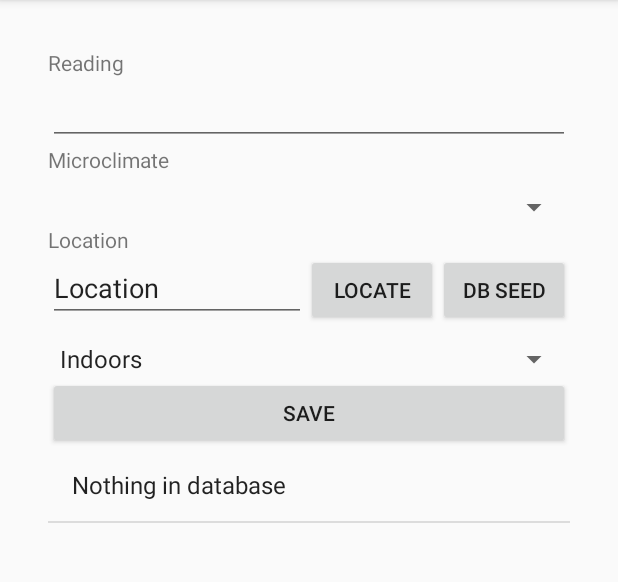
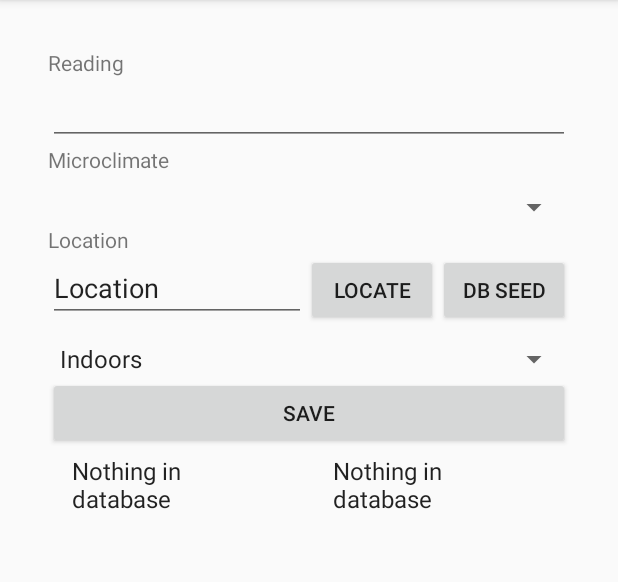
Before and after one commit to airers/viewair, an Android app: the fragment DevFragment placed in its activity, on a phone screen of 412 x 824 dp, the part 84-666 px from its top. Run offline under Robolectric (Android 15) with nearby library versions, the phone set to English and light mode, and no system bars; libraries missing offline, so code that uses them is left out: com.orm, com.orm.query; 2 statements that could not run were skipped.

Commit message:
Fixed DatabaseDevice not able to list data

```diff
--- a/app/src/main/java/com/chaijiaxun/pm25tracker/DevFragment.java
+++ b/app/src/main/java/com/chaijiaxun/pm25tracker/DevFragment.java
@@ -13,6 +13,7 @@ import android.widget.EditText;
 import android.widget.ListView;
 import android.widget.Spinner;
 
+import com.chaijiaxun.pm25tracker.database.DatabaseDevice;
 import com.chaijiaxun.pm25tracker.database.DatabaseSeed;
 import com.chaijiaxun.pm25tracker.database.SensorReading;
 
@@ -27,6 +28,7 @@ public class DevFragment extends Fragment {
 
     EditText sensorReading;
     ListView readingList;
+    ListView devicesList;
     double lat, lon;
 
     public DevFragment() {
@@ -103,7 +105,9 @@ public class DevFragment extends Fragment {
 
         sensorReading = (EditText) view.findViewById(R.id.sensor_reading);
         readingList = (ListView) view.findViewById(R.id.readings_view);
+        devicesList = (ListView) view.findViewById(R.id.devices_view);
         loadReadings();
+        loadDevices();
 
         return view;
 
@@ -111,12 +115,17 @@ public class DevFragment extends Fragment {
 
     public void clickLocation() {
         SensorReading.deleteAll(SensorReading.class);
+        DatabaseDevice.deleteAll(DatabaseDevice.class);
         loadReadings();
+        loadDevices();
     }
 
     public void clickDbSeed() {
         DatabaseSeed.seed(10);
+        DatabaseDevice databaseDevice = new DatabaseDevice("Device Name", "123");
+        databaseDevice.save();
         loadReadings();
+        loadDevices();
     }
 
     public void saveReading() {
@@ -162,4 +171,23 @@ public class DevFragment extends Fragment {
         readingList.setAdapter(adapter);
 
     }
+    public void loadDevices() {
+        ArrayList<DatabaseDevice> list = (ArrayList)DatabaseDevice.getList();
+        String[] values;
+        Log.d("Load Readings", list.size() + " ");
+        if ( list.size() > 0 ) {
+            values = new String[list.size()];
+            for ( int i = 0; i < list.size(); i++ ) {
+                values[i] = "UUID: " + String.valueOf(list.get(i).getUuid());
+                values[i] += "\nName: " + String.valueOf(list.get(i).getName());
+            }
+        } else {
+            values = new String[] { "Nothing in database" };
+        }
+        ArrayAdapter<String> adapter = new ArrayAdapter<String>(getContext(),
+                android.R.layout.simple_list_item_1, android.R.id.text1, values);
+
+        devicesList.setAdapter(adapter);
+
+    }
 }
--- a/app/src/main/res/layout/content_main.xml
+++ b/app/src/main/res/layout/content_main.xml
@@ -92,12 +92,21 @@
                 android:layout_height="wrap_content"
                 android:text="Save" />
 
-            <ListView
-                android:id="@+id/readings_view"
+            <LinearLayout
                 android:layout_width="match_parent"
-                android:layout_height="match_parent"
-                android:layout_weight="1"/>
-
-        </LinearLayout>
+                android:layout_height="wrap_content"
+                android:orientation="horizontal">
+                <ListView
+                    android:id="@+id/readings_view"
+                    android:layout_width="match_parent"
+                    android:layout_height="match_parent"
+                    android:layout_weight="1"/>
+                <ListView
+                    android:id="@+id/devices_view"
+                    android:layout_width="match_parent"
+                    android:layout_height="match_parent"
+                    android:layout_weight="1"/>
+                </LinearLayout>
+            </LinearLayout>
     </RelativeLayout>
 </FrameLayout>
```
Also changed, not shown: app/src/main/java/com/chaijiaxun/pm25tracker/database/DatabaseDevice.java (+7 -3 lines).
